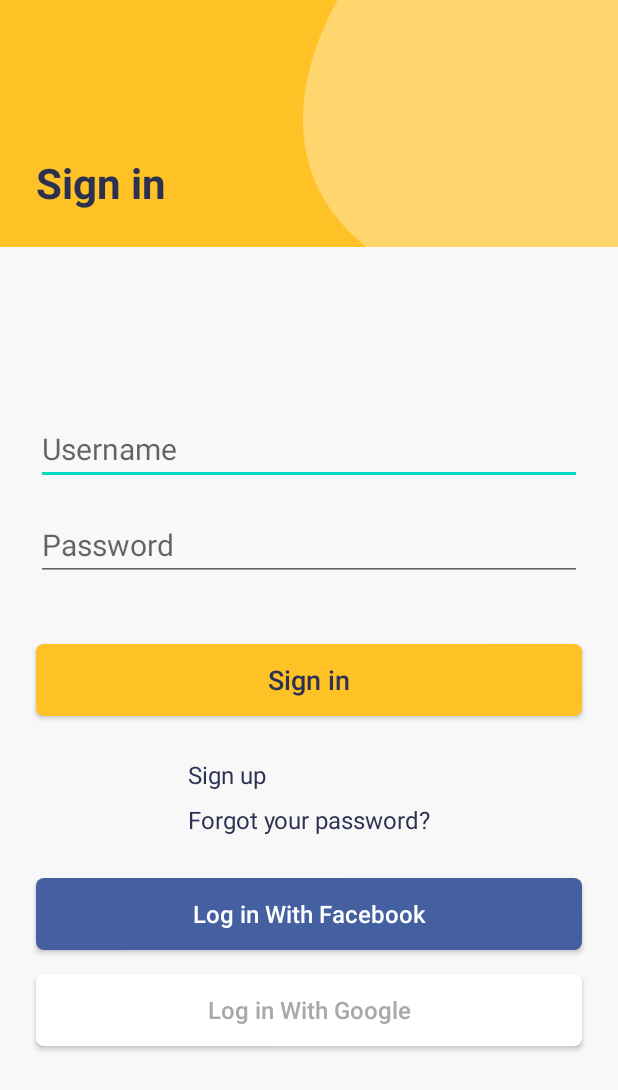
After one commit to harshmodi729/first_project, an Android app: the SignInActivity screen opened directly, with no data from a screen before it, on a phone screen of 412 x 824 dp. The commit adds this screen. Shown: the top 1090 px of the screen. Run offline under Robolectric (Android 15) with nearby library versions, the phone set to English and light mode, and no system bars.

Commit message:
Add sign in screen

```diff
--- a/app/src/main/AndroidManifest.xml
+++ b/app/src/main/AndroidManifest.xml
@@ -9,9 +9,8 @@
         android:roundIcon="@mipmap/ic_launcher_round"
         android:supportsRtl="true"
         android:theme="@style/AppTheme">
-        <activity
-            android:name=".ui.IntroActivity"
-            android:theme="@style/Fullscreen" />
+        <activity android:name=".ui.SignInActivity" />
+        <activity android:name=".ui.IntroActivity" />
         <activity
             android:name=".ui.SplashActivity"
             android:theme="@style/SplashFullscreen">
--- /dev/null
+++ b/app/src/main/java/com/hmatter/first_project/base/BaseActivity.kt
@@ -0,0 +1,18 @@
+package com.hmatter.first_project.base
+
+import android.os.Bundle
+import android.view.WindowManager
+import androidx.appcompat.app.AppCompatActivity
+
+abstract class BaseActivity : AppCompatActivity() {
+
+    override fun onCreate(savedInstanceState: Bundle?) {
+        super.onCreate(savedInstanceState)
+
+        window.setFlags(
+            WindowManager.LayoutParams.FLAG_LAYOUT_NO_LIMITS,
+            WindowManager.LayoutParams.FLAG_LAYOUT_NO_LIMITS
+        )
+    }
+
+}
--- a/app/src/main/java/com/hmatter/first_project/ui/IntroActivity.kt
+++ b/app/src/main/java/com/hmatter/first_project/ui/IntroActivity.kt
@@ -1,16 +1,17 @@
 package com.hmatter.first_project.ui
 
+import android.content.Intent
 import android.os.Bundle
 import android.widget.TextView
-import androidx.appcompat.app.AppCompatActivity
 import androidx.core.content.ContextCompat
 import androidx.viewpager2.widget.ViewPager2
 import com.hmatter.first_project.R
 import com.hmatter.first_project.adapter.IntroAdapter
+import com.hmatter.first_project.base.BaseActivity
 import com.hmatter.first_project.model.IntroItem
 import kotlinx.android.synthetic.main.activity_intro.*
 
-class IntroActivity : AppCompatActivity() {
+class IntroActivity : BaseActivity() {
     private val alIntroItem = ArrayList<IntroItem>()
     private lateinit var introAdapter: IntroAdapter
     private var dots = ArrayList<TextView>()
@@ -26,7 +27,6 @@ class IntroActivity : AppCompatActivity() {
         super.onCreate(savedInstanceState)
         setContentView(R.layout.activity_intro)
 
-        window.statusBarColor = ContextCompat.getColor(this, R.color.colorBackground)
         introAdapter = IntroAdapter(this, getIntroItem())
         introPager.adapter = introAdapter
         introPager.registerOnPageChangeCallback(object : ViewPager2.OnPageChangeCallback() {
@@ -37,6 +37,10 @@ class IntroActivity : AppCompatActivity() {
         })
         dots = ArrayList()
         indicatorDots(0)
+
+        btnSkip.setOnClickListener {
+            startActivity(Intent(this, SignInActivity::class.java))
+        }
     }
 
     private fun indicatorDots(position: Int) {
--- /dev/null
+++ b/app/src/main/java/com/hmatter/first_project/ui/SignInActivity.kt
@@ -0,0 +1,17 @@
+package com.hmatter.first_project.ui
+
+import android.os.Bundle
+import android.view.View
+import com.hmatter.first_project.R
+import com.hmatter.first_project.base.BaseActivity
+import kotlinx.android.synthetic.main.lay_toolbar.*
+
+
+class SignInActivity : BaseActivity() {
+    override fun onCreate(savedInstanceState: Bundle?) {
+        super.onCreate(savedInstanceState)
+        setContentView(R.layout.activity_sign_in)
+
+        btnToolbarBack.visibility = View.GONE
+    }
+}
--- a/app/src/main/java/com/hmatter/first_project/ui/SplashActivity.kt
+++ b/app/src/main/java/com/hmatter/first_project/ui/SplashActivity.kt
@@ -3,10 +3,10 @@ package com.hmatter.first_project.ui
 import android.content.Intent
 import android.os.Bundle
 import android.os.Handler
-import androidx.appcompat.app.AppCompatActivity
 import com.hmatter.first_project.R
+import com.hmatter.first_project.base.BaseActivity
 
-class SplashActivity : AppCompatActivity() {
+class SplashActivity : BaseActivity() {
     override fun onCreate(savedInstanceState: Bundle?) {
         super.onCreate(savedInstanceState)
         setContentView(R.layout.activity_splash)
--- /dev/null
+++ b/app/src/main/res/drawable/bg_fb_rounded_btn.xml
@@ -0,0 +1,6 @@
+<?xml version="1.0" encoding="utf-8"?>
+<shape xmlns:android="http://schemas.android.com/apk/res/android"
+    android:shape="rectangle">
+    <corners android:radius="5dp" />
+    <solid android:color="#4460a0" />
+</shape>
--- /dev/null
+++ b/app/src/main/res/drawable/bg_google_rounded_btn.xml
@@ -0,0 +1,6 @@
+<?xml version="1.0" encoding="utf-8"?>
+<shape xmlns:android="http://schemas.android.com/apk/res/android"
+    android:shape="rectangle">
+    <corners android:radius="5dp" />
+    <solid android:color="@color/colorWhite" />
+</shape>
--- /dev/null
+++ b/app/src/main/res/drawable/ic_back.xml
@@ -0,0 +1,10 @@
+<vector xmlns:android="http://schemas.android.com/apk/res/android"
+    android:width="24dp"
+    android:height="24dp"
+    android:tint="?attr/colorControlNormal"
+    android:viewportWidth="24"
+    android:viewportHeight="24">
+    <path
+        android:fillColor="@android:color/white"
+        android:pathData="M11.67,3.87L9.9,2.1 0,12l9.9,9.9 1.77,-1.77L3.54,12z" />
+</vector>
--- /dev/null
+++ b/app/src/main/res/layout/activity_sign_in.xml
@@ -0,0 +1,122 @@
+<?xml version="1.0" encoding="utf-8"?>
+<androidx.constraintlayout.widget.ConstraintLayout xmlns:android="http://schemas.android.com/apk/res/android"
+    xmlns:app="http://schemas.android.com/apk/res-auto"
+    xmlns:tools="http://schemas.android.com/tools"
+    android:layout_width="match_parent"
+    android:layout_height="match_parent"
+    android:background="@color/colorBackground"
+    tools:context=".ui.SignInActivity">
+
+    <include
+        android:id="@+id/toolbar"
+        layout="@layout/lay_toolbar"
+        android:layout_width="0dp"
+        android:layout_height="0dp"
+        app:layout_constraintBottom_toBottomOf="parent"
+        app:layout_constraintEnd_toEndOf="parent"
+        app:layout_constraintHeight_percent="0.2"
+        app:layout_constraintStart_toStartOf="parent"
+        app:layout_constraintTop_toTopOf="parent"
+        app:layout_constraintVertical_bias="0" />
+
+    <androidx.constraintlayout.widget.ConstraintLayout
+        android:layout_width="0dp"
+        android:layout_height="wrap_content"
+        app:layout_constraintBottom_toBottomOf="parent"
+        app:layout_constraintEnd_toEndOf="parent"
+        app:layout_constraintStart_toStartOf="parent"
+        app:layout_constraintTop_toBottomOf="@id/toolbar">
+
+        <androidx.appcompat.widget.AppCompatEditText
+            android:id="@+id/edUserName"
+            android:layout_width="0dp"
+            android:layout_height="wrap_content"
+            android:layout_marginStart="@dimen/medium_margin"
+            android:layout_marginEnd="@dimen/medium_margin"
+            android:hint="@string/hint_username"
+            android:textSize="@dimen/medium_text"
+            app:layout_constraintEnd_toEndOf="parent"
+            app:layout_constraintStart_toStartOf="parent"
+            app:layout_constraintTop_toTopOf="parent" />
+
+        <androidx.appcompat.widget.AppCompatEditText
+            android:id="@+id/edPassword"
+            android:layout_width="0dp"
+            android:layout_height="wrap_content"
+            android:layout_marginTop="@dimen/small_margin"
+            android:hint="@string/hint_password"
+            android:textSize="@dimen/medium_text"
+            app:layout_constraintEnd_toEndOf="@id/edUserName"
+            app:layout_constraintStart_toStartOf="@id/edUserName"
+            app:layout_constraintTop_toBottomOf="@id/edUserName" />
+
+        <androidx.appcompat.widget.AppCompatButton
+            android:id="@+id/btnSignIn"
+            android:layout_width="0dp"
+            android:layout_height="wrap_content"
+            android:layout_marginTop="@dimen/xlarge_margin"
+            android:background="@drawable/bg_rounded_btn"
+            android:text="@string/sign_in"
+            android:textAllCaps="false"
+            android:textColor="@color/colorIntroTitle"
+            android:textSize="@dimen/btn_text"
+            app:layout_constraintEnd_toEndOf="@id/edUserName"
+            app:layout_constraintStart_toStartOf="@id/edUserName"
+            app:layout_constraintTop_toBottomOf="@id/edPassword" />
+
+        <androidx.appcompat.widget.AppCompatTextView
+            android:id="@+id/tvSignUp"
+            android:layout_width="wrap_content"
+            android:layout_height="wrap_content"
+            android:layout_marginTop="@dimen/medium_margin"
+            android:padding="4dp"
+            android:text="@string/sign_up"
+            android:textColor="@color/colorIntroTitle"
+            android:textSize="@dimen/small_text"
+            app:layout_constraintStart_toStartOf="@id/tvForgotPassword"
+            app:layout_constraintTop_toBottomOf="@id/btnSignIn" />
+
+        <androidx.appcompat.widget.AppCompatTextView
+            android:id="@+id/tvForgotPassword"
+            android:layout_width="wrap_content"
+            android:layout_height="wrap_content"
+            android:padding="4dp"
+            android:text="@string/forgot_your_password"
+            android:textColor="@color/colorIntroTitle"
+            android:textSize="@dimen/small_text"
+            app:layout_constraintEnd_toEndOf="@id/edUserName"
+            app:layout_constraintStart_toStartOf="@id/edUserName"
+            app:layout_constraintTop_toBottomOf="@id/tvSignUp" />
+
+        <androidx.appcompat.widget.AppCompatButton
+            android:id="@+id/btnFb"
+            android:layout_width="0dp"
+            android:layout_height="wrap_content"
+            android:layout_marginTop="@dimen/medium_margin"
+            android:background="@drawable/bg_fb_rounded_btn"
+            android:text="@string/log_in_with_facebook"
+            android:textAllCaps="false"
+            android:textColor="@color/colorWhite"
+            android:textSize="@dimen/small_text"
+            app:layout_constraintEnd_toEndOf="@id/edUserName"
+            app:layout_constraintStart_toStartOf="@id/edUserName"
+            app:layout_constraintTop_toBottomOf="@id/tvForgotPassword" />
+
+        <androidx.appcompat.widget.AppCompatButton
+            android:id="@+id/btnGoogle"
+            android:layout_width="0dp"
+            android:layout_height="wrap_content"
+            android:layout_marginTop="@dimen/small_margin"
+            android:layout_marginBottom="@dimen/small_margin"
+            android:background="@drawable/bg_google_rounded_btn"
+            android:text="@string/log_in_with_google"
+            android:textAllCaps="false"
+            android:textColor="@color/colorIntroDetail"
+            android:textSize="@dimen/small_text"
+            app:layout_constraintBottom_toBottomOf="parent"
+            app:layout_constraintEnd_toEndOf="@id/edUserName"
+            app:layout_constraintStart_toStartOf="@id/edUserName"
+            app:layout_constraintTop_toBottomOf="@id/btnFb" />
+    </androidx.constraintlayout.widget.ConstraintLayout>
+
+</androidx.constraintlayout.widget.ConstraintLayout>
--- a/app/src/main/res/layout/lay_intro_item.xml
+++ b/app/src/main/res/layout/lay_intro_item.xml
@@ -18,7 +18,7 @@
         android:layout_width="wrap_content"
         android:layout_height="wrap_content"
         android:textColor="@color/colorIntroTitle"
-        android:textSize="@dimen/intro_title_text"
+        android:textSize="@dimen/medium_text"
         android:textStyle="bold"
         app:layout_constraintBottom_toTopOf="@id/ivIntro"
         app:layout_constraintEnd_toEndOf="parent"
@@ -47,7 +47,7 @@
         android:layout_marginEnd="@dimen/medium_margin"
         android:textAlignment="center"
         android:textColor="@color/colorIntroDetail"
-        android:textSize="@dimen/intro_detail_text"
+        android:textSize="@dimen/small_text"
         app:layout_constraintBottom_toBottomOf="parent"
         app:layout_constraintEnd_toEndOf="parent"
         app:layout_constraintStart_toStartOf="parent"
--- /dev/null
+++ b/app/src/main/res/layout/lay_toolbar.xml
@@ -0,0 +1,39 @@
+<?xml version="1.0" encoding="utf-8"?>
+<androidx.constraintlayout.widget.ConstraintLayout xmlns:android="http://schemas.android.com/apk/res/android"
+    xmlns:app="http://schemas.android.com/apk/res-auto"
+    android:layout_width="match_parent"
+    android:layout_height="match_parent">
+
+    <androidx.appcompat.widget.AppCompatImageView
+        android:id="@+id/toolbarBg"
+        android:layout_width="0dp"
+        android:layout_height="0dp"
+        android:background="@drawable/bg_toolbar"
+        app:layout_constraintBottom_toBottomOf="parent"
+        app:layout_constraintEnd_toEndOf="parent"
+        app:layout_constraintStart_toStartOf="parent"
+        app:layout_constraintTop_toTopOf="parent" />
+
+    <androidx.appcompat.widget.AppCompatImageButton
+        android:id="@+id/btnToolbarBack"
+        android:layout_width="50dp"
+        android:layout_height="?actionBarSize"
+        android:layout_marginStart="@dimen/small_margin"
+        android:background="?selectableItemBackgroundBorderless"
+        android:src="@drawable/ic_back"
+        app:layout_constraintStart_toStartOf="parent"
+        app:layout_constraintTop_toTopOf="parent" />
+
+    <androidx.appcompat.widget.AppCompatTextView
+        android:id="@+id/tvToolbarTitle"
+        android:layout_width="wrap_content"
+        android:layout_height="wrap_content"
+        android:layout_margin="@dimen/medium_margin"
+        android:text="@string/sign_in"
+        android:textColor="@color/colorIntroTitle"
+        android:textSize="@dimen/toolbar_title_text"
+        android:textStyle="bold"
+        app:layout_constraintBottom_toBottomOf="@id/toolbarBg"
+        app:layout_constraintStart_toStartOf="parent" />
+
+</androidx.constraintlayout.widget.ConstraintLayout>
--- a/app/src/main/res/values/colors.xml
+++ b/app/src/main/res/values/colors.xml
@@ -8,5 +8,5 @@
     <color name="colorIntroTitle">#2C3051</color>
     <color name="colorIntroDetail">#A9A9A9</color>
     <color name="colorInactiveIndicator">#E9E7E7</color>
-    <color name="colorBackground">#f8f8f8</color>
+    <color name="colorBackground">#F8F8F8</color>
 </resources>
--- a/app/src/main/res/values/dimens.xml
+++ b/app/src/main/res/values/dimens.xml
@@ -1,10 +1,12 @@
 <?xml version="1.0" encoding="utf-8"?>
 <resources>
     <dimen name="splash_logo_text">56sp</dimen>
-    <dimen name="intro_title_text">20sp</dimen>
-    <dimen name="intro_detail_text">16sp</dimen>
+    <dimen name="medium_text">20sp</dimen>
+    <dimen name="small_text">16sp</dimen>
+    <dimen name="small_margin">16dp</dimen>
     <dimen name="medium_margin">24dp</dimen>
     <dimen name="large_margin">36dp</dimen>
-    <dimen name="small_margin">16dp</dimen>
+    <dimen name="xlarge_margin">42dp</dimen>
     <dimen name="btn_text">18sp</dimen>
+    <dimen name="toolbar_title_text">28sp</dimen>
 </resources>
--- a/app/src/main/res/values/strings.xml
+++ b/app/src/main/res/values/strings.xml
@@ -1,4 +1,11 @@
 <resources>
     <string name="app_name">edupi</string>
     <string name="skip">Skip</string>
+    <string name="sign_in">Sign in</string>
+    <string name="sign_up">Sign up</string>
+    <string name="hint_username">Username</string>
+    <string name="hint_password">Password</string>
+    <string name="forgot_your_password">Forgot your password?</string>
+    <string name="log_in_with_facebook">Log in With Facebook</string>
+    <string name="log_in_with_google">Log in With Google</string>
 </resources>
--- a/app/src/main/res/values/styles.xml
+++ b/app/src/main/res/values/styles.xml
@@ -1,10 +1,11 @@
 <resources xmlns:tools="http://schemas.android.com/tools">
     <!-- Base application theme. -->
-    <style name="AppTheme" parent="Theme.AppCompat.Light.DarkActionBar">
+    <style name="AppTheme" parent="Theme.AppCompat.Light.NoActionBar">
         <!-- Customize your theme here. -->
         <item name="colorPrimary">@color/colorPrimary</item>
         <item name="colorPrimaryDark">@color/colorPrimaryDark</item>
         <item name="colorAccent">@color/colorAccent</item>
+        <item name="android:windowLightStatusBar" tools:targetApi="m">true</item>
     </style>
 
     <style name="SplashFullscreen" parent="@style/Theme.AppCompat.Light">
@@ -12,11 +13,5 @@
         <item name="windowNoTitle">true</item>
         <item name="android:windowFullscreen">true</item>
         <item name="android:windowContentOverlay">@null</item>
-        <item name="android:windowLightStatusBar" tools:targetApi="m">true</item>
     </style>
-
-    <style name="Fullscreen" parent="@style/Theme.AppCompat.Light.NoActionBar">
-        <item name="android:windowLightStatusBar" tools:targetApi="m">true</item>
-    </style>
-
 </resources>
```
Also changed, not shown: app/src/main/res/drawable/bg_toolbar.png (added).
